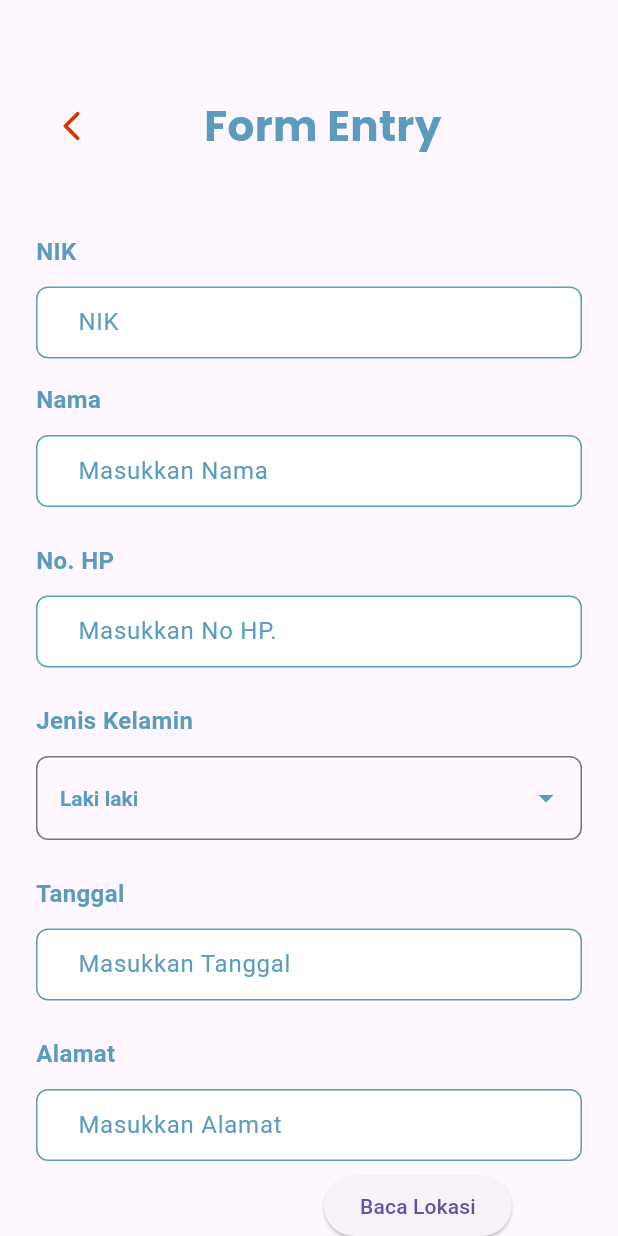
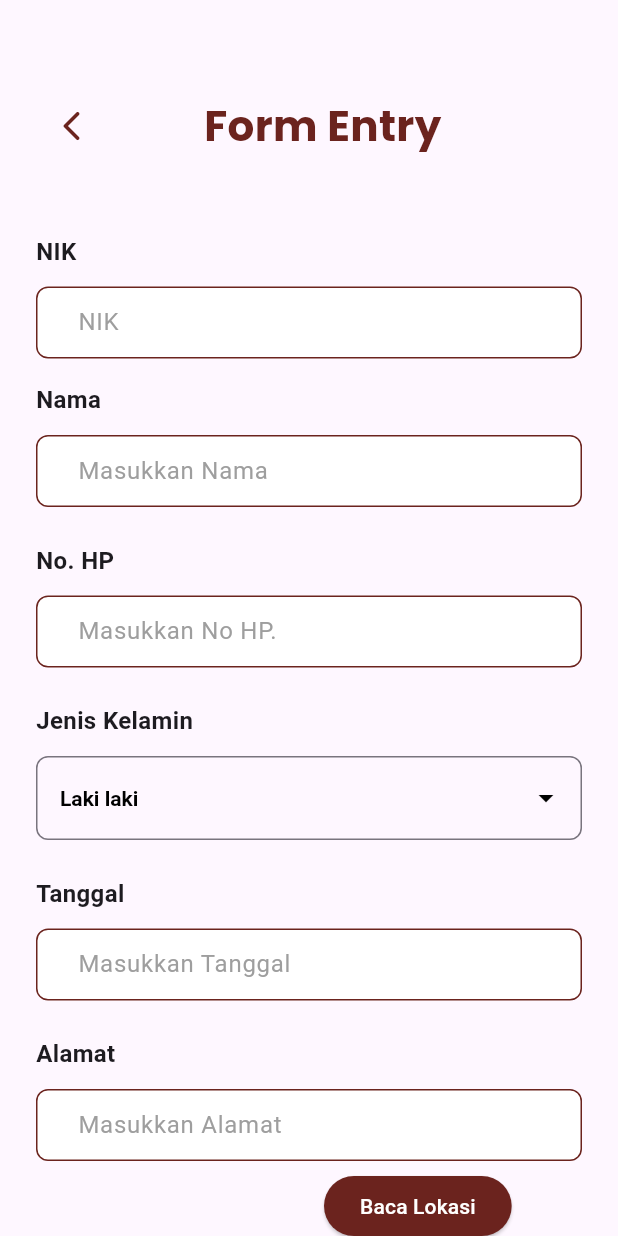
Before and after one commit to sptynipjl/kompetensi-sertif, a Flutter app: the screen it shows after launch, after a tap on "Form Entry", on a phone screen of 412 x 824 dp. Run offline on Flutter 3.47's test engine with Material 3 defaults, Android fonts, the phone set to English and light mode, and no system bars; our stand-ins replace cloud_firestore, firebase_auth, firebase_core, geocoding, geolocator, google_fonts and 1 more; accounts and stored records are empty.

Commit message:
serkom syntax

```diff
--- a/lib/formEntri.dart
+++ b/lib/formEntri.dart
@@ -16,7 +16,6 @@ import 'homepage.dart';
 import 'package:geolocator/geolocator.dart';
 import 'package:geocoding/geocoding.dart';
 import 'package:flutter/services.dart';
-import 'package:permission_handler/permission_handler.dart';
 
 class FormEntry extends StatefulWidget {
   final DataKPU dataKPU;
@@ -30,11 +29,7 @@ class FormEntry extends StatefulWidget {
 }
 
 class _FormEntryState extends State<FormEntry> {
-  int hexColor(String color) {
-    String newColor = '0xff' + color.replaceAll('#', '');
-    int finalColor = int.parse(newColor);
-    return finalColor;
-  }
+
 
   File? _selectedImages;
 
@@ -81,7 +76,7 @@ class _FormEntryState extends State<FormEntry> {
       List<Placemark> placemarks = await placemarkFromCoordinates(position.latitude, position.longitude);
       Placemark tempat = placemarks[0];
       setState(() {
-        alamat.text = '${tempat.street}, ${tempat.subLocality}, ${tempat.locality}, ${tempat.administrativeArea}, ${tempat.country}';
+        alamat.text = '${tempat.subLocality}, ${tempat.locality}, ${tempat.administrativeArea}, ${tempat.country}';
       });
 
       // Salin alamat ke clipboard (opsional)
@@ -122,7 +117,7 @@ class _FormEntryState extends State<FormEntry> {
     });
   }
 
-  // Pilih gambar dari galery function
+  // Ambil gambar dari kamera
   Future _ambilGambar() async {
     // var status = await Permission.camera.status;
     // if (!status.isGranted) {
@@ -137,10 +132,6 @@ class _FormEntryState extends State<FormEntry> {
     });
   }
 
-  // Pilih gambar dari camera function
-  // Future _pilihDariGalery() async {
-  //   await ImagePicker().pickImage(source: ImageSource.gallery);
-  // }
 
   // Initialise firestore
   FireStoreDatabase database = FireStoreDatabase();
@@ -188,7 +179,7 @@ class _FormEntryState extends State<FormEntry> {
                       },
                       icon: Icon(
                         Icons.arrow_back_ios_rounded,
-                        color: Color(hexColor('#D43300')),
+                        color: const Color.fromARGB(255, 107, 35, 30),
                       ),
                     ),
                   ),
@@ -199,7 +190,7 @@ class _FormEntryState extends State<FormEntry> {
                       style: GoogleFonts.poppins(
                         fontSize: 28,
                         fontWeight: FontWeight.bold,
-                        color: Color(hexColor('5B9BBE')),
+                        color: const Color.fromARGB(255, 107, 35, 30),
                       ),
                     ),
                   ),
@@ -213,7 +204,7 @@ class _FormEntryState extends State<FormEntry> {
                   style: TextStyle(
                     fontSize: 16,
                     fontWeight: FontWeight.bold,
-                    color: Color(hexColor('5B9BBE')),
+
                   ),
                 ),
               ),
@@ -230,7 +221,7 @@ class _FormEntryState extends State<FormEntry> {
                   style: TextStyle(
                     fontSize: 16,
                     fontWeight: FontWeight.bold,
-                    color: Color(hexColor('5B9BBE')),
+
                   ),
                 ),
               ),
@@ -247,7 +238,7 @@ class _FormEntryState extends State<FormEntry> {
                   style: TextStyle(
                     fontSize: 16,
                     fontWeight: FontWeight.bold,
-                    color: Color(hexColor('5B9BBE')),
+
                   ),
                 ),
               ),
@@ -264,7 +255,7 @@ class _FormEntryState extends State<FormEntry> {
                   style: TextStyle(
                     fontSize: 16,
                     fontWeight: FontWeight.bold,
-                    color: Color(hexColor('5B9BBE')),
+
                   ),
                 ),
               ),
@@ -275,7 +266,7 @@ class _FormEntryState extends State<FormEntry> {
                   value: dropDownvalue,
                   icon: Icon(
                     Icons.arrow_drop_down,
-                    color: Color(hexColor('#5B9BBE')),
+                    color: Colors.black,
                   ),
                   decoration: InputDecoration(
                     border: OutlineInputBorder(
@@ -283,7 +274,7 @@ class _FormEntryState extends State<FormEntry> {
                     ),
                   ),
                   style: TextStyle(
-                    color: Color(hexColor('#5B9BBE')),
+                    color: Colors.black,
                     fontWeight: FontWeight.bold,
                   ),
                   onChanged: (String? newValue) {
@@ -313,7 +304,7 @@ class _FormEntryState extends State<FormEntry> {
                   style: TextStyle(
                     fontSize: 16,
                     fontWeight: FontWeight.bold,
-                    color: Color(hexColor('5B9BBE')),
+
                   ),
                 ),
               ),
@@ -332,7 +323,6 @@ class _FormEntryState extends State<FormEntry> {
                   style: TextStyle(
                     fontSize: 16,
                     fontWeight: FontWeight.bold,
-                    color: Color(hexColor('5B9BBE')),
                   ),
                 ),
               ),
@@ -348,8 +338,9 @@ class _FormEntryState extends State<FormEntry> {
               Padding(
                 padding: const EdgeInsets.only(left: 216),
                 child: ElevatedButton(
+                  style: ElevatedButton.styleFrom(backgroundColor: const Color.fromARGB(255, 107, 35, 30)),
                   onPressed: _getCurrentLocation,
-                  child: Text('Baca Lokasi'),
+                  child: Text('Baca Lokasi',style: TextStyle(color: Colors.white),),
                 ),
               ),
 
@@ -362,7 +353,6 @@ class _FormEntryState extends State<FormEntry> {
                   style: TextStyle(
                     fontSize: 16,
                     fontWeight: FontWeight.bold,
-                    color: Color(hexColor('5B9BBE')),
                   ),
                 ),
               ),
@@ -377,7 +367,7 @@ class _FormEntryState extends State<FormEntry> {
                       onPressed: () {
                         _pilihDariGalery();
                       },
-                      color: Color(hexColor('#5B9BBE')),
+                      color: const Color.fromARGB(255, 107, 35, 30),
                       padding:
                           EdgeInsets.symmetric(horizontal: 40, vertical: 12),
                       child: const Row(
@@ -405,7 +395,7 @@ class _FormEntryState extends State<FormEntry> {
                       onPressed: () {
                         _ambilGambar();
                       },
-                      color: Color(hexColor('#5B9BBE')),
+                      color: const Color.fromARGB(255, 107, 35, 30),
                       padding:
                           EdgeInsets.symmetric(horizontal: 40, vertical: 12),
                       child: const Row(
@@ -441,9 +431,10 @@ class _FormEntryState extends State<FormEntry> {
               // Save button
               const SizedBox(height: 64),
               SubmitButton(
-                actionName: 'Simpan',
+                actionName: 'Submit Data',
                 onTap: () => addUserData(),
               ),
+              const SizedBox(height: 20),
             ],
           ),
         ),
--- a/lib/homepage.dart
+++ b/lib/homepage.dart
@@ -15,16 +15,7 @@ class HomePage extends StatefulWidget {
 }
 
 class _HomePageState extends State<HomePage> {
-  int hexColor(String color) {
-    //adding prefix
-    // ignore: prefer_interpolation_to_compose_strings
-    String newColor = '0xff' + color;
-    //removing # sign
-    newColor = newColor.replaceAll('#', '');
-    // convert into integer
-    int finalColor = int.parse(newColor);
-    return finalColor;
-  }
+
 
   final nik = TextEditingController();
   final nama = TextEditingController();
@@ -36,26 +27,40 @@ class _HomePageState extends State<HomePage> {
   @override
   Widget build(BuildContext context) {
     return Scaffold(
-      backgroundColor: Color(hexColor('#FFFFFF')),
+      backgroundColor: Colors.white,
       body: SafeArea(
           child: Column(
+            mainAxisAlignment: MainAxisAlignment.center,
         children: [
           // Heading 'KPU'
           Padding(
-            padding: const EdgeInsets.symmetric(horizontal: 164, vertical: 62),
-            child: Text('K P U',
-                style: GoogleFonts.poppins(
-                  fontSize: 28,
-                  fontWeight: FontWeight.bold,
-                  color: Color(hexColor('5B9BBE')),
-                )),
+            padding: const EdgeInsets.all(45.0),
+            child: Row(
+                mainAxisAlignment: MainAxisAlignment.spaceEvenly,
+
+                children: [
+                  Image.asset(
+                    'lib/images/logoKPU.png', // Path to your logo
+                    width: 80, // Adjust size as needed
+                    height: 80, // Adjust size as needed
+                  ),
+
+                  Text('K P U',
+                      style: GoogleFonts.poppins(
+                        fontSize: 32,
+                        fontWeight: FontWeight.bold,
+                        color: Colors.black,
+                      )),
+                ],
+              ),
           ),
 
+
           // Information Button
-          const SizedBox(height: 2),
           Padding(
             padding: const EdgeInsets.symmetric(horizontal: 24),
             child: ElevatedButton(
+              style: ElevatedButton.styleFrom(backgroundColor: const Color.fromARGB(255, 107, 35, 30)),
               onPressed: () {
                 Navigator.push(
                   context,
@@ -71,6 +76,7 @@ class _HomePageState extends State<HomePage> {
           Padding(
             padding: const EdgeInsets.symmetric(horizontal: 24),
             child: ElevatedButton(
+              style: ElevatedButton.styleFrom(backgroundColor: const Color.fromARGB(255, 107, 35, 30)),
               onPressed: () {
                 Navigator.push(
                   context,
@@ -99,6 +105,7 @@ class _HomePageState extends State<HomePage> {
           Padding(
             padding: const EdgeInsets.symmetric(horizontal: 24),
             child: ElevatedButton(
+              style: ElevatedButton.styleFrom(backgroundColor: const Color.fromARGB(255, 107, 35, 30)),
               onPressed: () {
                 Navigator.push(
                   context,
@@ -116,6 +123,7 @@ class _HomePageState extends State<HomePage> {
           Padding(
             padding: const EdgeInsets.symmetric(horizontal: 24),
             child: ElevatedButton(
+              style: ElevatedButton.styleFrom(backgroundColor: const Color.fromARGB(255, 107, 35, 30)),
               onPressed: () {
                 Navigator.push(
                   context,
--- a/lib/komponen/alamatField.dart
+++ b/lib/komponen/alamatField.dart
@@ -9,17 +9,6 @@ class AlamatField extends StatelessWidget {
     required this.actionText,
     required this.controller,
   });
-
-  int hexColor(String color) {
-    //adding prefix
-    // ignore: prefer_interpolation_to_compose_strings
-    String newColor = '0xff' + color;
-    //removing # sign
-    newColor = newColor.replaceAll('#', '');
-    // convert into integer
-    int finalColor = int.parse(newColor);
-    return finalColor;
-  }
 
   @override
   Widget build(BuildContext context) {
@@ -34,15 +23,15 @@ class AlamatField extends StatelessWidget {
               decoration: InputDecoration(
                   contentPadding: EdgeInsets.symmetric(horizontal: 24),
                   enabledBorder: OutlineInputBorder(
-                    borderSide: BorderSide(color: Color(hexColor('5B9BBE'))),
+                    borderSide: BorderSide(color: const Color.fromARGB(255, 107, 35, 30)),
                     borderRadius: BorderRadius.circular(8),
                   ),
-                  fillColor: Color(hexColor('FFFFFF')),
+                  fillColor: Colors.white,
                   filled: true,
                   hintText: actionText,
                   hintStyle: TextStyle(
                     fontSize: 16,
-                    color: Color(hexColor('5B9BBE')),
+                    color: Colors.grey,
                   )),
             ),
           ),
--- a/lib/komponen/button.dart
+++ b/lib/komponen/button.dart
@@ -25,7 +25,7 @@ class DefaultButton extends StatelessWidget {
     return Container(
       padding: EdgeInsets.all(26),
       decoration: BoxDecoration(
-        color: Color(hexColor('#5B9BBE')),
+        color: const Color.fromARGB(255, 107, 35, 30),
         borderRadius: BorderRadius.circular(8),
       ),
       child: Center(
@@ -34,7 +34,7 @@ class DefaultButton extends StatelessWidget {
             actionName,
             style: GoogleFonts.poppins(
               fontSize: 16,
-              color: Color(hexColor('FFFFFF')),
+              color: Colors.white,
               fontWeight: FontWeight.w400,
             ),
           ),
--- a/lib/komponen/submit_button.dart
+++ b/lib/komponen/submit_button.dart
@@ -19,8 +19,9 @@ class SubmitButton extends StatelessWidget {
         padding: const EdgeInsets.all(20),
         margin: const EdgeInsets.symmetric(horizontal: 24),
         decoration: BoxDecoration(
-          color: Color(hexColor("#D43300")),
+          color: const Color.fromARGB(255, 18, 117, 22),
           borderRadius: BorderRadius.circular(8),
+
         ),
         child: Center(
           child: Text(
@@ -36,13 +37,3 @@ class SubmitButton extends StatelessWidget {
     );
   }
 }
-
-int hexColor(String color) {
-  //adding prefix
-  String newColor = '0xff$color';
-  //removing # sign
-  newColor = newColor.replaceAll('#', '');
-  // convert into integer
-  int finalColor = int.parse(newColor);
-  return finalColor;
-}
--- a/lib/komponen/tanggalField.dart
+++ b/lib/komponen/tanggalField.dart
@@ -10,17 +10,6 @@ class TanggalField extends StatelessWidget {
     required this.actionText,
     required this.controller,
   });
-
-  int hexColor(String color) {
-    //adding prefix
-    // ignore: prefer_interpolation_to_compose_strings
-    String newColor = '0xff' + color;
-    //removing # sign
-    newColor = newColor.replaceAll('#', '');
-    // convert into integer
-    int finalColor = int.parse(newColor);
-    return finalColor;
-  }
 
   Future<void> _pilihTgl(BuildContext context) async {
     DateTime? picked = await showDatePicker(
@@ -47,15 +36,15 @@ class TanggalField extends StatelessWidget {
               decoration: InputDecoration(
                   contentPadding: EdgeInsets.symmetric(horizontal: 24),
                   enabledBorder: OutlineInputBorder(
-                    borderSide: BorderSide(color: Color(hexColor('5B9BBE'))),
+                    borderSide: BorderSide(color: const Color.fromARGB(255, 107, 35, 30)),
                     borderRadius: BorderRadius.circular(8),
                   ),
-                  fillColor: Color(hexColor('FFFFFF')),
+                  fillColor: Colors.white,
                   filled: true,
                   hintText: actionText,
                   hintStyle: TextStyle(
                     fontSize: 16,
-                    color: Color(hexColor('5B9BBE')),
+                    color: Colors.grey,
                   )),
               onTap: () {
         _pilihTgl(context);
--- a/lib/komponen/textfield.dart
+++ b/lib/komponen/textfield.dart
@@ -9,17 +9,6 @@ class TextFields extends StatelessWidget {
     required this.actionText,
     required this.controller,
   });
-
-  int hexColor(String color) {
-    //adding prefix
-    // ignore: prefer_interpolation_to_compose_strings
-    String newColor = '0xff' + color;
-    //removing # sign
-    newColor = newColor.replaceAll('#', '');
-    // convert into integer
-    int finalColor = int.parse(newColor);
-    return finalColor;
-  }
 
   @override
   Widget build(BuildContext context) {
@@ -33,15 +22,15 @@ class TextFields extends StatelessWidget {
               decoration: InputDecoration(
                   contentPadding: EdgeInsets.symmetric(horizontal: 24),
                   enabledBorder: OutlineInputBorder(
-                    borderSide: BorderSide(color: Color(hexColor('5B9BBE'))),
+                    borderSide: BorderSide(color: const Color.fromARGB(255, 107, 35, 30)),
                     borderRadius: BorderRadius.circular(8),
                   ),
-                  fillColor: Color(hexColor('FFFFFF')),
+                  fillColor: Colors.white,
                   filled: true,
                   hintText: actionText,
                   hintStyle: TextStyle(
                     fontSize: 16,
-                    color: Color(hexColor('5B9BBE')),
+                    color: Colors.grey,
                   )),
             ),
           ),
--- a/pubspec.yaml
+++ b/pubspec.yaml
@@ -61,6 +61,8 @@ flutter:
   # assets:
   #   - images/a_dot_burr.jpeg
   #   - images/a_dot_ham.jpeg
+  assets:
+    - lib/images/logoKPU.png
   # An image asset can refer to one or more resolution-specific "variants", see
   # https://flutter.dev/assets-and-images/#resolution-aware
   # For details regarding adding assets from package dependencies, see
```
Also changed, not shown: lib/dataPemilih.dart (+2 -12 lines), lib/informasi.dart (+3 -13 lines), lib/komponen/data_Tile.dart (+9 -30 lines), lib/images/logoKPU.png (added).
